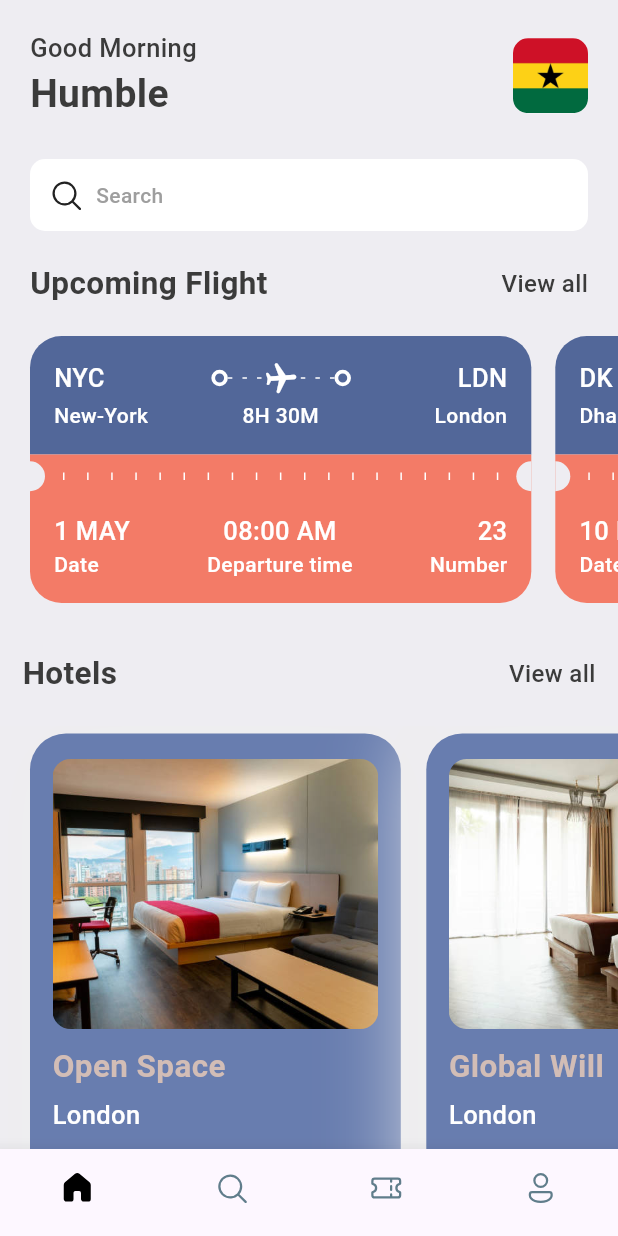
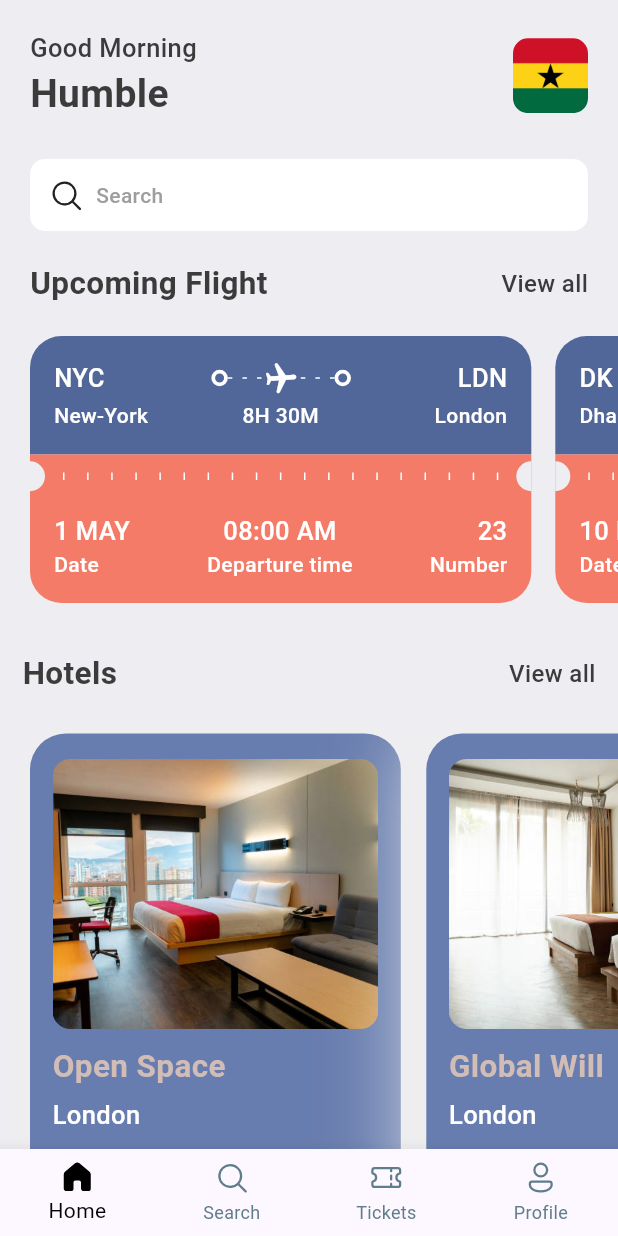
Before and after one commit to HumbleGh/tickets_app, a Flutter app: the screen it shows after launch, on a phone screen of 412 x 824 dp. Run offline on Flutter 3.47's test engine with Material 2 defaults, Android fonts, the phone set to English and light mode, and no system bars; our stand-ins replace fluentui_system_icons, gap, get.

Commit message:
minor changes

```diff
--- a/lib/screens/bottom_navbar.dart
+++ b/lib/screens/bottom_navbar.dart
@@ -1,6 +1,7 @@
 import 'package:flutter/material.dart';
 import 'package:tickets_app/screens/homepage.dart';
 import 'package:fluentui_system_icons/fluentui_system_icons.dart';
+import 'package:tickets_app/screens/search_screen.dart';
 
 class BottomNavBar extends StatefulWidget {
   const BottomNavBar({Key? key}) : super(key: key);
@@ -14,7 +15,7 @@ class _BottomNavBarState extends State<BottomNavBar> {
 
   static final List<Widget> _widgetOptions = <Widget>[
     const HomePage(),
-    const Text('Search'),
+    const SearchScreen(),
     const Text('Tickets'),
     const Text('Profile')
   ];
@@ -35,9 +36,9 @@ class _BottomNavBarState extends State<BottomNavBar> {
           currentIndex: _selectedIindex,
           onTap: _onTappedItem,
           elevation: 10.0,
-          showSelectedLabels: false,
+          showSelectedLabels: true,
           type: BottomNavigationBarType.fixed,
-          showUnselectedLabels: false,
+          showUnselectedLabels: true,
           selectedItemColor: Colors.black,
           unselectedItemColor: Colors.blueGrey,
           items: const [
```
Also changed, not shown: lib/screens/search_screen.dart (+18 -2 lines).
